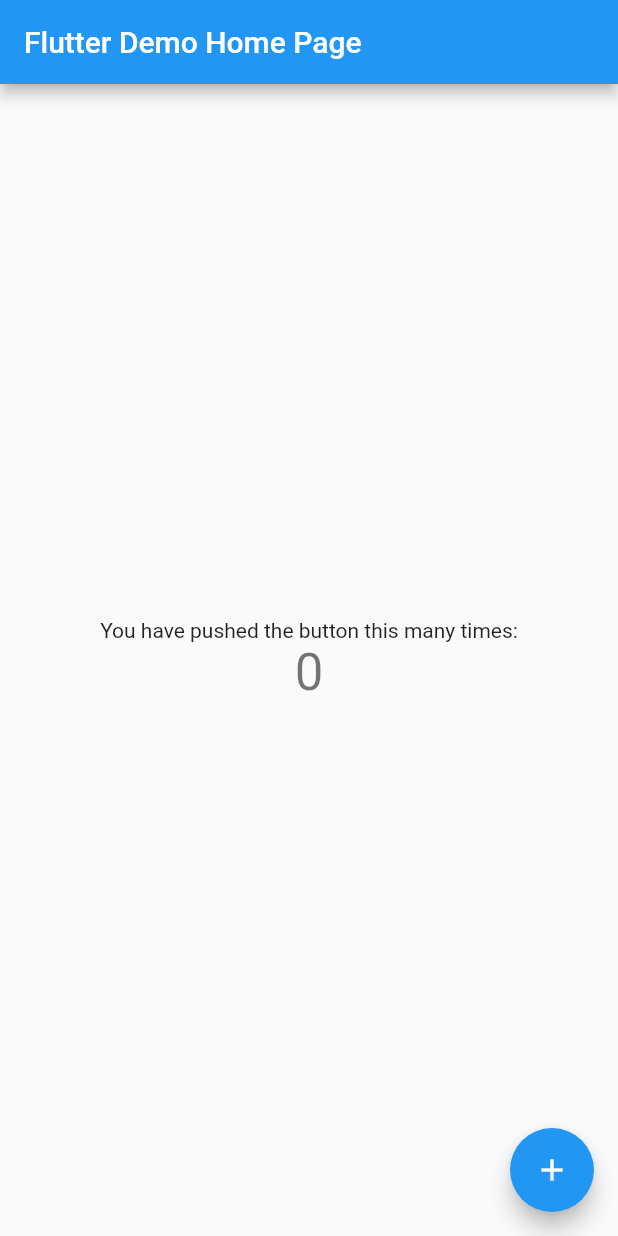
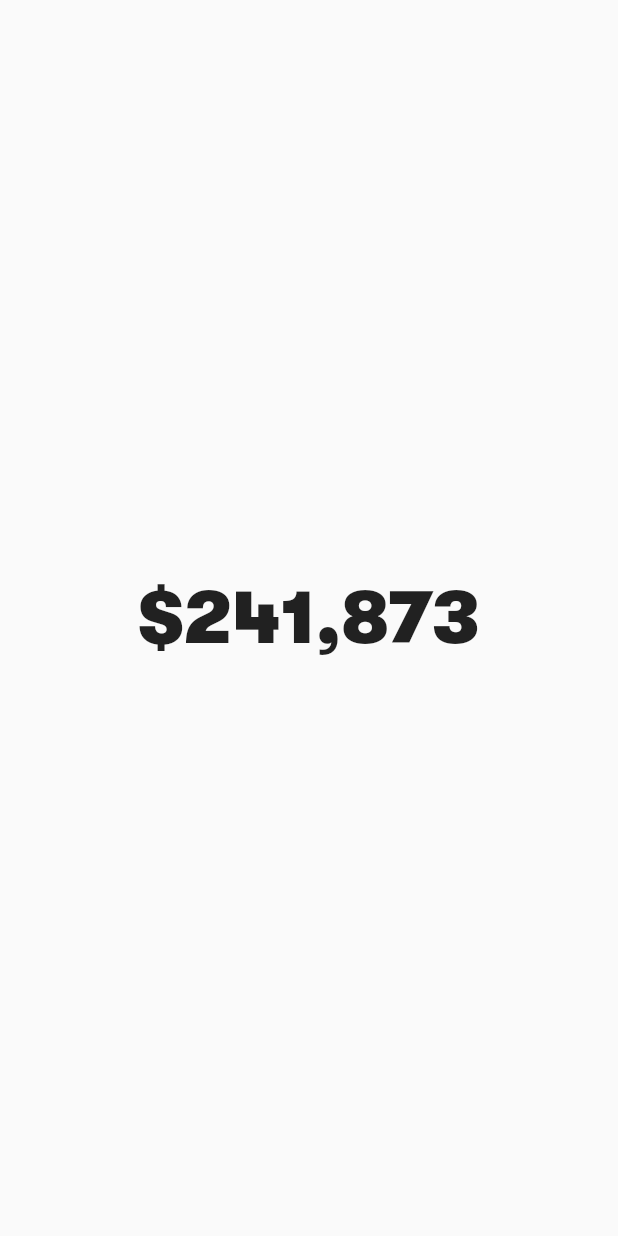
Before and after one commit to kingahmedino/block-stake-ui, a Flutter app: the screen it shows after launch, on a phone screen of 412 x 824 dp. Run offline on Flutter 3.47's test engine with Material 2 defaults, Android fonts, the light colour scheme and no system bars.

Commit message:
Added dependencies and font assets

```diff
--- a/lib/main.dart
+++ b/lib/main.dart
@@ -1,3 +1,5 @@
+// ignore_for_file: prefer_const_literals_to_create_immutables
+
 import 'package:flutter/material.dart';
 
 void main() {
@@ -7,109 +9,40 @@
 class MyApp extends StatelessWidget {
   const MyApp({Key? key}) : super(key: key);
 
-  // This widget is the root of your application.
   @override
   Widget build(BuildContext context) {
     return MaterialApp(
-      title: 'Flutter Demo',
-      theme: ThemeData(
-        // This is the theme of your application.
-        //
-        // Try running your application with "flutter run". You'll see the
-        // application has a blue toolbar. Then, without quitting the app, try
-        // changing the primarySwatch below to Colors.green and then invoke
-        // "hot reload" (press "r" in the console where you ran "flutter run",
-        // or simply save your changes to "hot reload" in a Flutter IDE).
-        // Notice that the counter didn't reset back to zero; the application
-        // is not restarted.
-        primarySwatch: Colors.blue,
-      ),
-      home: const MyHomePage(title: 'Flutter Demo Home Page'),
+      title: 'Block Stake',
+      home: const MyHomePage(),
     );
   }
 }
 
 class MyHomePage extends StatefulWidget {
-  const MyHomePage({Key? key, required this.title}) : super(key: key);
-
-  // This widget is the home page of your application. It is stateful, meaning
-  // that it has a State object (defined below) that contains fields that affect
-  // how it looks.
-
-  // This class is the configuration for the state. It holds the values (in this
-  // case the title) provided by the parent (in this case the App widget) and
-  // used by the build method of the State. Fields in a Widget subclass are
-  // always marked "final".
-
-  final String title;
+  const MyHomePage({Key? key}) : super(key: key);
 
   @override
   State<MyHomePage> createState() => _MyHomePageState();
 }
 
 class _MyHomePageState extends State<MyHomePage> {
-  int _counter = 0;
-
-  void _incrementCounter() {
-    setState(() {
-      // This call to setState tells the Flutter framework that something has
-      // changed in this State, which causes it to rerun the build method below
-      // so that the display can reflect the updated values. If we changed
-      // _counter without calling setState(), then the build method would not be
-      // called again, and so nothing would appear to happen.
-      _counter++;
-    });
-  }
-
   @override
   Widget build(BuildContext context) {
-    // This method is rerun every time setState is called, for instance as done
-    // by the _incrementCounter method above.
-    //
-    // The Flutter framework has been optimized to make rerunning build methods
-    // fast, so that you can just rebuild anything that needs updating rather
-    // than having to individually change instances of widgets.
     return Scaffold(
-      appBar: AppBar(
-        // Here we take the value from the MyHomePage object that was created by
-        // the App.build method, and use it to set our appbar title.
-        title: Text(widget.title),
-      ),
       body: Center(
-        // Center is a layout widget. It takes a single child and positions it
-        // in the middle of the parent.
         child: Column(
-          // Column is also a layout widget. It takes a list of children and
-          // arranges them vertically. By default, it sizes itself to fit its
-          // children horizontally, and tries to be as tall as its parent.
-          //
-          // Invoke "debug painting" (press "p" in the console, choose the
-          // "Toggle Debug Paint" action from the Flutter Inspector in Android
-          // Studio, or the "Toggle Debug Paint" command in Visual Studio Code)
-          // to see the wireframe for each widget.
-          //
-          // Column has various properties to control how it sizes itself and
-          // how it positions its children. Here we use mainAxisAlignment to
-          // center the children vertically; the main axis here is the vertical
-          // axis because Columns are vertical (the cross axis would be
-          // horizontal).
           mainAxisAlignment: MainAxisAlignment.center,
           children: <Widget>[
             const Text(
-              'You have pushed the button this many times:',
-            ),
-            Text(
-              '$_counter',
-              style: Theme.of(context).textTheme.headline4,
+              '\$241,873',
+              style: TextStyle(
+                  fontFamily: 'GTWalsheimPro',
+                  fontWeight: FontWeight.w900,
+                  fontSize: 50.0),
             ),
           ],
         ),
       ),
-      floatingActionButton: FloatingActionButton(
-        onPressed: _incrementCounter,
-        tooltip: 'Increment',
-        child: const Icon(Icons.add),
-      ), // This trailing comma makes auto-formatting nicer for build methods.
     );
   }
 }
```
Also changed, not shown: pubspec.yaml (+35 -18 lines), assets/fonts/GTWalsheimPro-Black.ttf (added), assets/fonts/GTWalsheimPro-BlackOblique.ttf (added), assets/fonts/GTWalsheimPro-Bold.ttf (added), assets/fonts/GTWalsheimPro-BoldOblique.ttf (added), assets/fonts/GTWalsheimPro-Light.ttf (added), assets/fonts/GTWalsheimPro-LightOblique.ttf (added), assets/fonts/GTWalsheimPro-Medium.ttf (added), assets/fonts/GTWalsheimPro-MediumOblique.ttf (added), assets/fonts/GTWalsheimPro-Regular.ttf (added), assets/fonts/GTWalsheimPro-RegularOblique.ttf (added), pubspec.lock, 5 other files.
